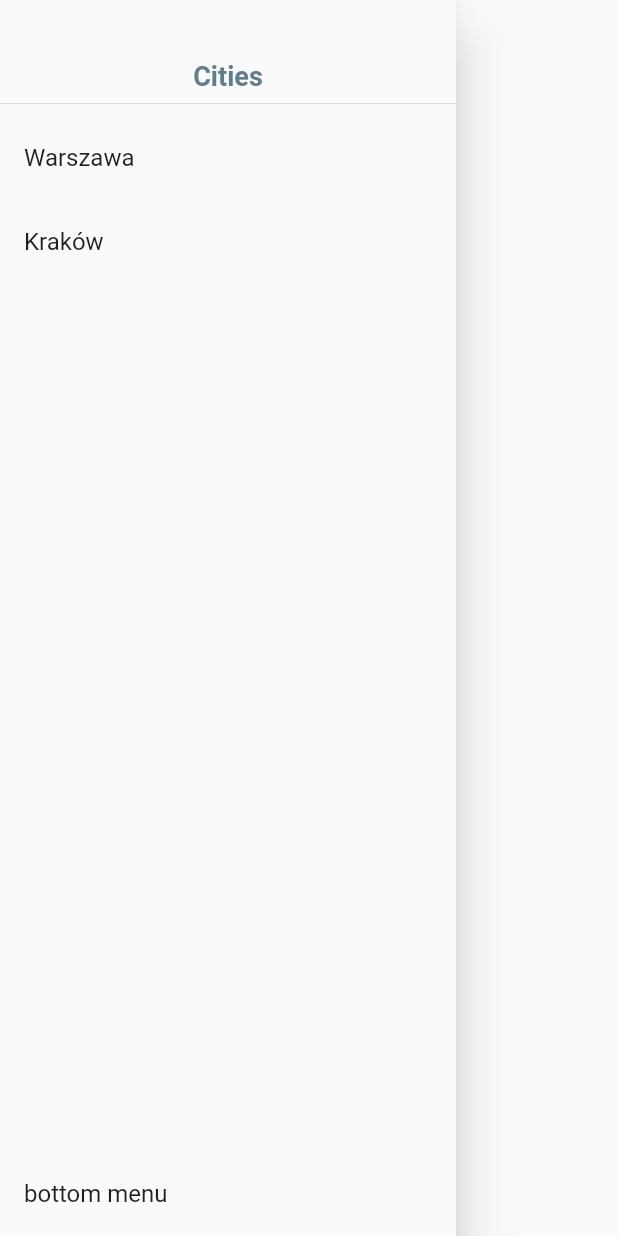
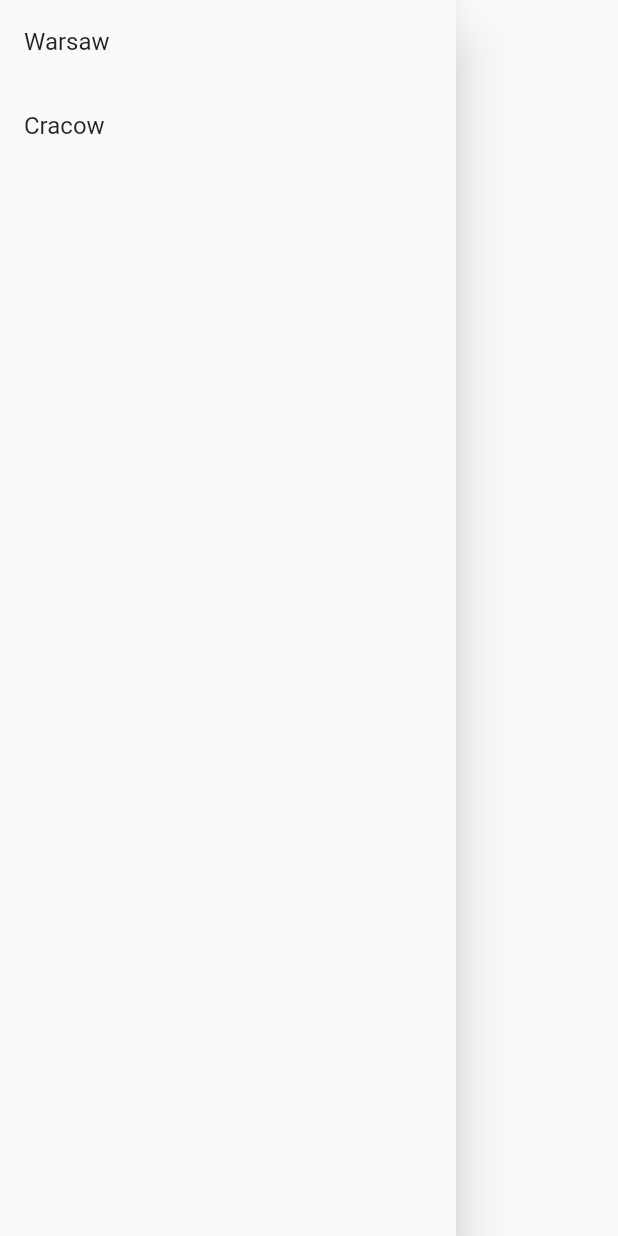
Before and after one commit to oczkers/flutter-meteo24, a Flutter app: the MenuDrawer widget shown alone on an empty page, opened directly, on a phone screen of 412 x 824 dp. Run offline on Flutter 3.47's test engine with Material 2 defaults, Android fonts, the phone set to English and light mode, and no system bars; network calls fail.

Commit message:
dynamic menubar citynames

```diff
--- a/lib/main.dart
+++ b/lib/main.dart
@@ -38,14 +38,14 @@ class HomePage extends StatelessWidget {
                 IconButton(
                   icon: Icon(Icons.refresh),
                   onPressed: () {
-                    // myProvider.setParam('https://raw.githubusercontent.com/nisrulz/flutter-examples/develop/image_from_network/img/loop_anim.gif');
+                    myProvider.setCity(myProvider.cityname);
                   },
                 )
               ],
             ),
             drawer: MenuDrawer(),
             body: Center(
-              child: Image.network(myProvider.getParam),
+              child: Image.network(myProvider.url_graph),
             ));
       },
     );
@@ -57,45 +57,60 @@ class MenuDrawer extends StatelessWidget {
   Widget build(BuildContext context) {
     return Consumer<MyProvider>(builder: (context, myProvider, _) {
       return Drawer(
-        child: Column(
-          children: <Widget>[
-            Padding(padding: EdgeInsets.only(top: 40)), // topbar
-            // UserAccountsDrawerHeader(),
-            Center(
-              child: Text(
-                'Cities',
-                style: TextStyle(
-                    fontWeight: FontWeight.bold,
-                    fontSize: 18,
-                    // fontStyle: FontStyle.italic,
-                    color: Colors.blueGrey),
-              ),
-            ),
-            Divider(),
-            ListTile(
-              title: Text('Warszawa'),
-              onTap: () {
-                myProvider.setParam('Warsaw');
-                Navigator.pop(context); // TODO: move to provider
-              },
-            ),
-            ListTile(
-              title: Text('Kraków'),
-              onTap: () {
-                myProvider.setParam('Cracow');
-                Navigator.pop(context);
-              },
-            ),
-            Expanded(
-              child: Align(
-                alignment: FractionalOffset.bottomCenter,
-                child: ListTile(
-                  title: Text('bottom menu'),
-                ),
-              ),
-            ),
-          ],
+        child: Container(
+          child: ListView.builder(
+            itemCount: myProvider.cities.length,
+            itemBuilder: (BuildContext context, int index) {
+              var cityname = myProvider.cities.keys.toList()[index];
+              return ListTile(
+                title: Text(cityname),
+                onTap: () {
+                  myProvider.setCity(cityname);
+                  Navigator.pop(context); // TODO?: move to provider
+                },
+              );
+            },
+          ),
         ),
+        // child: Column(
+        //   children: <Widget>[
+        //     Padding(padding: EdgeInsets.only(top: 40)), // topbar
+        //     // UserAccountsDrawerHeader(),
+        //     Center(
+        //       child: Text(
+        //         'Cities',
+        //         style: TextStyle(
+        //             fontWeight: FontWeight.bold,
+        //             fontSize: 18,
+        //             // fontStyle: FontStyle.italic,
+        //             color: Colors.blueGrey),
+        //       ),
+        //     ),
+        //     Divider(),
+        //     ListTile(
+        //       title: Text('Warszawa'),
+        //       onTap: () {
+        //         myProvider.setParam('Warsaw');
+        //         Navigator.pop(context); // TODO: move to provider
+        //       },
+        //     ),
+        //     ListTile(
+        //       title: Text('Kraków'),
+        //       onTap: () {
+        //         myProvider.setParam('Cracow');
+        //         Navigator.pop(context);
+        //       },
+        //     ),
+        //     Expanded(
+        //       child: Align(
+        //         alignment: FractionalOffset.bottomCenter,
+        //         child: ListTile(
+        //           title: Text('bottom menu'),
+        //         ),
+        //       ),
+        //     ),
+        //   ],
+        // ),
       );
     });
   }
--- a/lib/myProvider.dart
+++ b/lib/myProvider.dart
@@ -3,35 +3,31 @@ import 'package:http/http.dart' as http;
 
 RegExp regex_fulldate = RegExp(r'var UM_FULLDATE="([0-9]{10})";'); // final?
 
-var cities = {
-  // cityname: [row, col]
-  'Warsaw': [406, 250],
-  'Cracow': [466, 232],
-};
-
 String lang = 'en';
 
 class MyProvider with ChangeNotifier {
-  String _param = 'https://www.meteo.pl/um/metco/mgram_pict.php?ntype=0u&fdate=2020011712&row=406&col=250&lang=pl'; // default value
-  String _cityname = 'Warsaw'; // default value
+  String url_graph = 'https://www.meteo.pl/um/metco/mgram_pict.php?ntype=0u&fdate=2020011712&row=406&col=250&lang=pl'; // default value
+  String cityname = 'Warsaw'; // default value
+  var cities = {
+    // cityname: [row, col]
+    'Warsaw': [406, 250],
+    'Cracow': [466, 232],
+  };
 
-  String get getParam => _param; // getter
+  // String get getUrlGraph => _url_graph; // getter
 
   // setter
-  void setParam(String cityname) async {
-    // get latest valid fulldate
-    _cityname = cityname;
-    _param = await urlGraph(cityname);
+  void setCity(String cityname) async {
+    this.cityname = cityname;
+    this.url_graph = await urlGraph(cityname, cities[cityname][0], cities[cityname][1]);
     notifyListeners();
   }
 }
 
-Future<String> urlGraph(String cityname) async {
+Future<String> urlGraph(String cityname, int row, int col) async {
   // TODO: validate cityname, return False/None
-  // get fulldate
+  // get lastest valid fulldate
   http.Response rc = await http.get('https://www.meteo.pl/meteorogram_um_js.php'); // TODO: validate response status
   String fulldate = regex_fulldate.firstMatch(rc.body).group(1); // TODO: catch exceptions/validate response
-  int row = cities[cityname][0];
-  int col = cities[cityname][1];
   return 'https://www.meteo.pl/um/metco/mgram_pict.php?ntype=0u&fdate=$fulldate&row=$row&col=$col&lang=$lang'; // what is ntype?
 }
```
